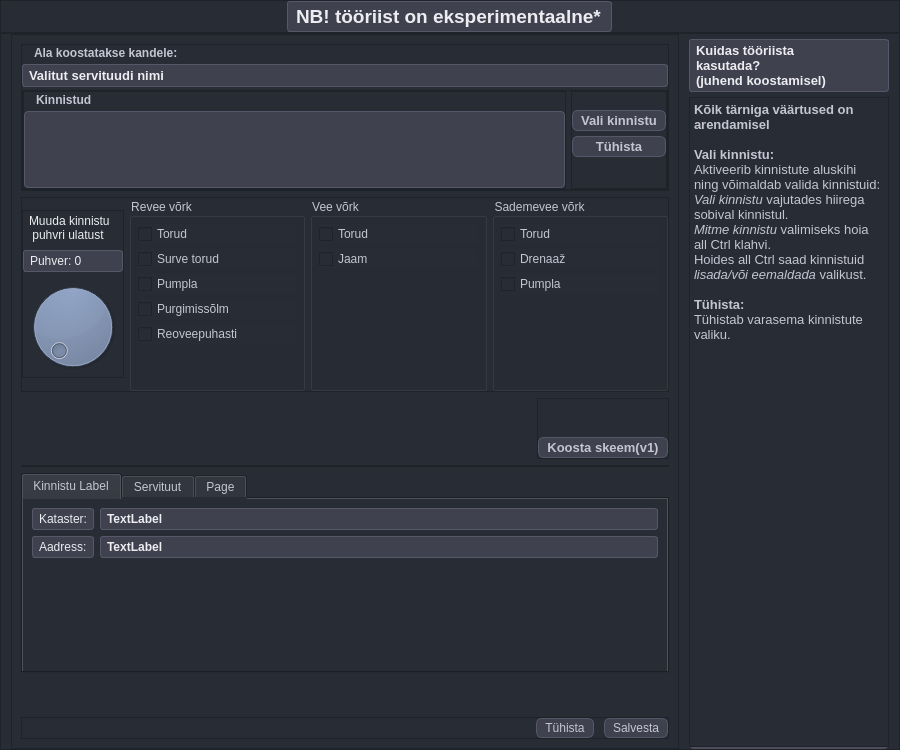
TuloliKalver/mailabl-qgis, file mailabl-qgis/Functions/Easements/widgets/Servituut.ui: the form before one commit.
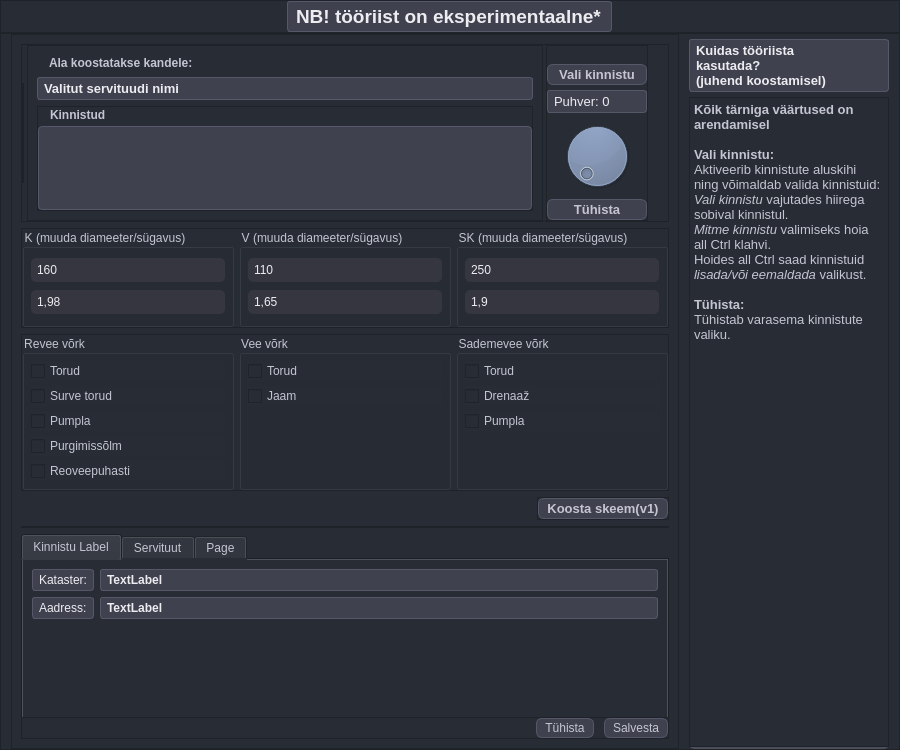
The form after the commit. Icons and pictures are not drawn.

Commit message: Dynamic Easment based on Label values

```diff
--- a/mailabl-qgis/Functions/Easements/widgets/Servituut.ui
+++ b/mailabl-qgis/Functions/Easements/widgets/Servituut.ui
@@ -260,7 +260,7 @@
            <property name="frameShadow">
             <enum>QFrame::Raised</enum>
            </property>
-           <layout class="QVBoxLayout" name="verticalLayout_7">
+           <layout class="QHBoxLayout" name="horizontalLayout_3">
             <property name="spacing">
              <number>3</number>
             </property>
@@ -271,11 +271,59 @@
              <number>0</number>
             </property>
             <property name="rightMargin">
+             <number>20</number>
+            </property>
+            <property name="bottomMargin">
              <number>0</number>
             </property>
+            <item>
+             <widget class="QFrame" name="fItemSelections">
+              <property name="minimumSize">
+               <size>
+                <width>0</width>
+                <height>100</height>
+               </size>
+              </property>
+              <property name="maximumSize">
+               <size>
+                <width>16777215</width>
+                <height>100</height>
+               </size>
+              </property>
+              <property name="frameShape">
+               <enum>QFrame::StyledPanel</enum>
+              </property>
+              <property name="frameShadow">
+               <enum>QFrame::Raised</enum>
+              </property>
+              <layout class="QHBoxLayout" name="horizontalLayout_5">
+               <property name="spacing">
+                <number>5</number>
+               </property>
+               <property name="leftMargin">
+                <number>0</number>
+               </property>
+               <property name="topMargin">
+                <number>0</number>
+               </property>
+               <property name="rightMargin">
+                <number>0</number>
+               </property>
             <property name="bottomMargin">
              <number>0</number>
             </property>
+              </layout>
+             </widget>
+            </item>
+            <item>
+             <widget class="QFrame" name="frame_3">
+              <property name="frameShape">
+               <enum>QFrame::StyledPanel</enum>
+              </property>
+              <property name="frameShadow">
+               <enum>QFrame::Raised</enum>
+              </property>
+              <layout class="QVBoxLayout" name="verticalLayout_11">
             <item>
              <widget class="QLineEdit" name="leInfo">
               <property name="font">
@@ -309,42 +357,6 @@
              </widget>
             </item>
             <item>
-             <widget class="QFrame" name="fItemSelections">
-              <property name="minimumSize">
-               <size>
-                <width>0</width>
-                <height>100</height>
-               </size>
-              </property>
-              <property name="maximumSize">
-               <size>
-                <width>16777215</width>
-                <height>100</height>
-               </size>
-              </property>
-              <property name="frameShape">
-               <enum>QFrame::StyledPanel</enum>
-              </property>
-              <property name="frameShadow">
-               <enum>QFrame::Raised</enum>
-              </property>
-              <layout class="QHBoxLayout" name="horizontalLayout_5">
-               <property name="spacing">
-                <number>5</number>
-               </property>
-               <property name="leftMargin">
-                <number>0</number>
-               </property>
-               <property name="topMargin">
-                <number>0</number>
-               </property>
-               <property name="rightMargin">
-                <number>0</number>
-               </property>
-               <property name="bottomMargin">
-                <number>0</number>
-               </property>
-               <item>
                 <widget class="QFrame" name="frame">
                  <property name="frameShape">
                   <enum>QFrame::StyledPanel</enum>
@@ -392,6 +404,9 @@
                  </layout>
                 </widget>
                </item>
+              </layout>
+             </widget>
+            </item>
                <item>
                 <widget class="QFrame" name="frame_6">
                  <property name="frameShape">
@@ -440,6 +455,28 @@
                     </property>
                    </widget>
                   </item>
+               <item>
+                <widget class="QLabel" name="label">
+                 <property name="font">
+                  <font>
+                   <pointsize>10</pointsize>
+                  </font>
+                 </property>
+                 <property name="text">
+                  <string>Puhver: 0</string>
+                 </property>
+                </widget>
+               </item>
+               <item>
+                <widget class="QDial" name="dPuhvriSuurus">
+                 <property name="sizePolicy">
+                  <sizepolicy hsizetype="Fixed" vsizetype="Fixed">
+                   <horstretch>0</horstretch>
+                   <verstretch>0</verstretch>
+                  </sizepolicy>
+                 </property>
+                </widget>
+               </item>
                   <item>
                    <widget class="QPushButton" name="pbClearCadastrals">
                     <property name="font">
@@ -486,6 +523,156 @@
               </layout>
              </widget>
             </item>
+         <item>
+          <widget class="QFrame" name="TestValues">
+           <property name="minimumSize">
+            <size>
+             <width>0</width>
+             <height>100</height>
+            </size>
+           </property>
+           <property name="maximumSize">
+            <size>
+             <width>16777215</width>
+             <height>100</height>
+            </size>
+           </property>
+           <property name="frameShape">
+            <enum>QFrame::StyledPanel</enum>
+           </property>
+           <property name="frameShadow">
+            <enum>QFrame::Raised</enum>
+           </property>
+           <layout class="QHBoxLayout" name="horizontalLayout_9">
+            <property name="spacing">
+             <number>5</number>
+            </property>
+            <property name="leftMargin">
+             <number>0</number>
+            </property>
+            <property name="topMargin">
+             <number>0</number>
+            </property>
+            <property name="rightMargin">
+             <number>0</number>
+            </property>
+            <property name="bottomMargin">
+             <number>0</number>
+            </property>
+            <item>
+             <widget class="QGroupBox" name="groupBox_2">
+              <property name="title">
+               <string>K (muuda diameeter/sügavus)</string>
+              </property>
+              <layout class="QVBoxLayout" name="verticalLayout_15">
+               <property name="spacing">
+                <number>5</number>
+               </property>
+               <property name="leftMargin">
+                <number>6</number>
+               </property>
+               <property name="topMargin">
+                <number>6</number>
+               </property>
+               <property name="rightMargin">
+                <number>6</number>
+               </property>
+               <property name="bottomMargin">
+                <number>6</number>
+               </property>
+               <item>
+                <widget class="QLineEdit" name="lblDeK">
+                 <property name="text">
+                  <string>160</string>
+                 </property>
+                </widget>
+               </item>
+               <item>
+                <widget class="QLineEdit" name="lblHK">
+                 <property name="text">
+                  <string>1,98</string>
+                 </property>
+                </widget>
+               </item>
+              </layout>
+             </widget>
+            </item>
+            <item>
+             <widget class="QGroupBox" name="groupBox_5">
+              <property name="title">
+               <string>V (muuda diameeter/sügavus)</string>
+              </property>
+              <layout class="QVBoxLayout" name="verticalLayout_7">
+               <property name="spacing">
+                <number>5</number>
+               </property>
+               <property name="leftMargin">
+                <number>6</number>
+               </property>
+               <property name="topMargin">
+                <number>6</number>
+               </property>
+               <property name="rightMargin">
+                <number>6</number>
+               </property>
+               <property name="bottomMargin">
+                <number>6</number>
+               </property>
+               <item>
+                <widget class="QLineEdit" name="lblDeV">
+                 <property name="text">
+                  <string>110</string>
+                 </property>
+                </widget>
+               </item>
+               <item>
+                <widget class="QLineEdit" name="lblHV">
+                 <property name="text">
+                  <string>1,65</string>
+                 </property>
+                </widget>
+               </item>
+              </layout>
+             </widget>
+            </item>
+            <item>
+             <widget class="QGroupBox" name="groupBox_6">
+              <property name="title">
+               <string>SK (muuda diameeter/sügavus)</string>
+              </property>
+              <layout class="QVBoxLayout" name="verticalLayout_14">
+               <property name="spacing">
+                <number>5</number>
+               </property>
+               <property name="leftMargin">
+                <number>6</number>
+               </property>
+               <property name="topMargin">
+                <number>6</number>
+               </property>
+               <property name="rightMargin">
+                <number>6</number>
+               </property>
+               <property name="bottomMargin">
+                <number>6</number>
+               </property>
+               <item>
+                <widget class="QLineEdit" name="lblDeSK">
+                 <property name="text">
+                  <string>250</string>
+                 </property>
+                </widget>
+               </item>
+               <item>
+                <widget class="QLineEdit" name="lblHSK">
+                 <property name="text">
+                  <string>1,9</string>
+                 </property>
+                </widget>
+               </item>
+              </layout>
+             </widget>
+            </item>
            </layout>
           </widget>
          </item>
@@ -513,67 +700,6 @@
             <property name="bottomMargin">
              <number>0</number>
             </property>
-            <item>
-             <widget class="QFrame" name="frame_4">
-              <property name="sizePolicy">
-               <sizepolicy hsizetype="Fixed" vsizetype="Fixed">
-                <horstretch>0</horstretch>
-                <verstretch>0</verstretch>
-               </sizepolicy>
-              </property>
-              <property name="frameShape">
-               <enum>QFrame::StyledPanel</enum>
-              </property>
-              <property name="frameShadow">
-               <enum>QFrame::Raised</enum>
-              </property>
-              <layout class="QGridLayout" name="gridLayout_2">
-               <property name="leftMargin">
-                <number>0</number>
-               </property>
-               <property name="topMargin">
-                <number>0</number>
-               </property>
-               <property name="rightMargin">
-                <number>0</number>
-               </property>
-               <property name="bottomMargin">
-                <number>0</number>
-               </property>
-               <property name="horizontalSpacing">
-                <number>0</number>
-               </property>
-               <property name="verticalSpacing">
-                <number>5</number>
-               </property>
-               <item row="0" column="1">
-                <widget class="QLabel" name="lblDialer">
-                 <property name="text">
-                  <string>Muuda kinnistu 
- puhvri ulatust</string>
-                 </property>
-                </widget>
-               </item>
-               <item row="2" column="1">
-                <widget class="QDial" name="dPuhvriSuurus">
-                 <property name="sizePolicy">
-                  <sizepolicy hsizetype="Fixed" vsizetype="Fixed">
-                   <horstretch>0</horstretch>
-                   <verstretch>0</verstretch>
-                  </sizepolicy>
-                 </property>
-                </widget>
-               </item>
-               <item row="1" column="1">
-                <widget class="QLabel" name="label">
-                 <property name="text">
-                  <string>Puhver: 0</string>
-                 </property>
-                </widget>
-               </item>
-              </layout>
-             </widget>
-            </item>
             <item>
              <widget class="QGroupBox" name="groupBox_4">
               <property name="title">
```
Lines whose indentation alone changed are shown as unchanged. The commit also changes 5 other files.
